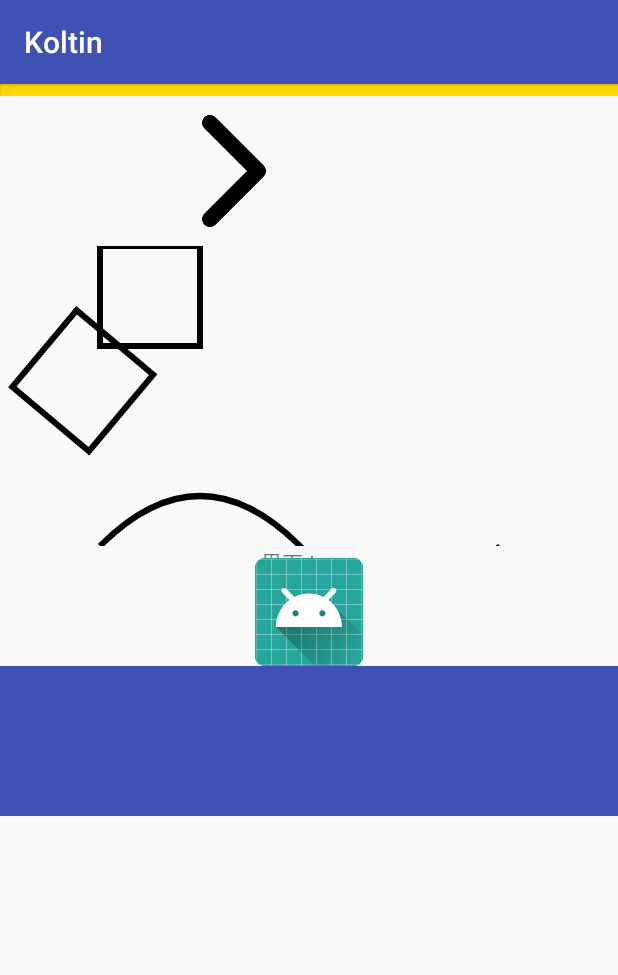
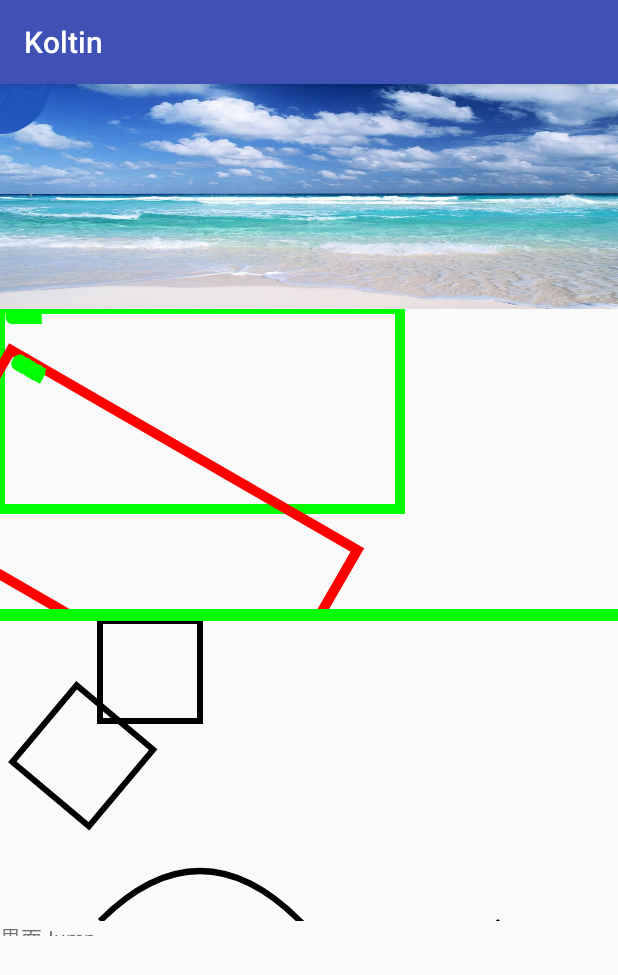
Before and after one commit to zb666/KoltinProject, an Android app: the screen it shows after launch (DrawViewActivity), on a phone screen of 412 x 824 dp. Shown: the top 975 px of the screen. Run offline under Robolectric (Android 15) with nearby library versions, the phone set to English and light mode, and no system bars; libraries missing offline, so code that uses them is left out: com.lzy.okgo, retrofit2.adapter.rxjava.

Commit message:
望远镜功能

```diff
--- a/app/build.gradle
+++ b/app/build.gradle
@@ -25,10 +25,13 @@ dependencies {
     implementation 'com.android.support:appcompat-v7:28.0.0-rc02'
     implementation 'com.android.support.constraint:constraint-layout:1.1.3'
     testImplementation 'junit:junit:4.12'
+    implementation 'com.squareup.retrofit2:adapter-rxjava:2.3.0'
     implementation 'com.github.CymChad:BaseRecyclerViewAdapterHelper:2.9.30'
     androidTestImplementation 'com.android.support.test:runner:1.0.2'
     androidTestImplementation 'com.android.support.test.espresso:espresso-core:3.0.2'
     implementation 'com.github.bumptech.glide:glide:4.8.0'
     compile 'org.jetbrains.kotlin:kotlin-reflect:1.2.30'
+    compile 'com.lzy.net:okgo:2.0.0'
     implementation 'com.android.support:design:28.0.0-rc02'
+    implementation 'com.squareup.retrofit2:retrofit:2.4.0'
 }
--- a/app/src/main/java/com/tianli/litemall/koltinproject/activity/DrawViewActivity.java
+++ b/app/src/main/java/com/tianli/litemall/koltinproject/activity/DrawViewActivity.java
@@ -11,20 +11,30 @@ import android.os.Build;
 import android.os.Bundle;
 import android.provider.MediaStore;
 import android.support.annotation.Nullable;
+import android.support.annotation.RequiresApi;
 import android.support.v4.app.ActivityCompat;
 import android.support.v4.content.ContextCompat;
 import android.support.v4.content.FileProvider;
 import android.support.v7.app.AppCompatActivity;
+import android.support.v7.widget.RecyclerView;
+import android.view.MotionEvent;
 import android.view.View;
+import android.view.ViewGroup;
 import android.widget.ImageView;
 import android.widget.LinearLayout;
 import android.widget.ListView;
+import android.widget.TextView;
 
+import com.lzy.okgo.OkGo;
 import com.tianli.litemall.koltinproject.MainActivity;
 import com.tianli.litemall.koltinproject.R;
 import com.tianli.litemall.koltinproject.kotlinview.BeizerWaveView;
 
 import java.lang.ref.WeakReference;
+
+import okhttp3.Dispatcher;
+import retrofit2.Retrofit;
+import retrofit2.adapter.rxjava.RxJavaCallAdapterFactory;
 
 public class DrawViewActivity extends AppCompatActivity {
 
@@ -35,15 +45,12 @@ public class DrawViewActivity extends AppCompatActivity {
     private static final int CHOOSE_PHONE = 2;
     private ImageView imageView;
 
-
+    @RequiresApi(api = Build.VERSION_CODES.KITKAT)
     @Override
     protected void onCreate(@Nullable Bundle savedInstanceState) {
         super.onCreate(savedInstanceState);
         setContentView(R.layout.activity_drawview);
         imageView = findViewById(R.id.imageview);
-
-        BeizerWaveView beizerWaveView = findViewById(R.id.beizerView);
-        beizerWaveView.startAnim();
 
         findViewById(R.id.textview).setOnClickListener(new View.OnClickListener() {
             @Override
@@ -51,8 +58,13 @@ public class DrawViewActivity extends AppCompatActivity {
                 startAdd();
             }
         });
+        TextView textView = findViewById(R.id.textview);
 
-        beizerWaveView.setWaveColor();
+        LinearLayout.LayoutParams layoutParams = new LinearLayout.LayoutParams(new LinearLayout.LayoutParams(LinearLayout.LayoutParams.WRAP_CONTENT, LinearLayout.LayoutParams.WRAP_CONTENT));
+        layoutParams.bottomMargin = 300;
+
+        textView.setLayoutParams(layoutParams);
+
 
     }
 
@@ -103,4 +115,14 @@ public class DrawViewActivity extends AppCompatActivity {
         startActivity(intentToTakePhoto);
     }
 
+    @Override
+    public boolean dispatchTouchEvent(MotionEvent ev) {
+        return super.dispatchTouchEvent(ev);
+    }
+
+    @Override
+    public boolean onTouchEvent(MotionEvent event) {
+        return super.onTouchEvent(event);
+    }
+
 }
--- a/app/src/main/java/com/tianli/litemall/koltinproject/kotlinview/BeizerWaveView.java
+++ b/app/src/main/java/com/tianli/litemall/koltinproject/kotlinview/BeizerWaveView.java
@@ -53,7 +53,7 @@ public class BeizerWaveView extends View {
         setLayerType(View.LAYER_TYPE_NONE, null);
 
         mTopBitmap = BitmapFactory.decodeResource(getResources(), R.drawable.sample_footer_loading);
-        mBottomBitmap = BitmapFactory.decodeResource(getResources(), R.mipmap.icon_arrow);
+        mBottomBitmap = BitmapFactory.decodeResource(getResources(), R.drawable.bbb);
 
     }
 
--- /dev/null
+++ b/app/src/main/java/com/tianli/litemall/koltinproject/kotlinview/CircleClipView.java
@@ -0,0 +1,74 @@
+package com.tianli.litemall.koltinproject.kotlinview;
+
+import android.content.Context;
+import android.graphics.Bitmap;
+import android.graphics.BitmapFactory;
+import android.graphics.Canvas;
+import android.graphics.Color;
+import android.graphics.Paint;
+import android.graphics.Path;
+import android.graphics.Rect;
+import android.support.annotation.Nullable;
+import android.support.v7.app.AppCompatActivity;
+import android.support.v7.widget.AppCompatImageView;
+import android.util.AttributeSet;
+import android.view.View;
+import android.widget.ImageView;
+
+import com.tianli.litemall.koltinproject.R;
+
+public class CircleClipView extends AppCompatImageView {
+
+    private Path mClipPath;
+    private Bitmap bitmap;
+    private Rect rect;
+
+    public CircleClipView(Context context) {
+        this(context,null);
+    }
+
+    public CircleClipView(Context context, @Nullable AttributeSet attrs) {
+        this(context, attrs,0);
+    }
+
+    public CircleClipView(Context context, @Nullable AttributeSet attrs, int defStyleAttr) {
+        super(context, attrs, defStyleAttr);
+        init();
+    }
+
+    private void init() {
+        mClipPath = new Path();
+        bitmap = BitmapFactory.decodeResource(getResources(), R.drawable.swapforfun);
+        mClipPath.addCircle(bitmap.getWidth()/4,bitmap.getHeight()/4,bitmap.getHeight()/2, Path.Direction.CW);
+        rect = new Rect(0,0,400,200);
+    }
+
+    @Override
+    protected void onDraw(Canvas canvas) {
+        super.onDraw(canvas);
+        //构造两个画笔，一个红色，一个绿色
+        Paint paint_green = generatePaint(Color.GREEN, Paint.Style.STROKE, 10);
+        Paint paint_red   = generatePaint(Color.RED, Paint.Style.STROKE, 10);
+
+        canvas.drawRect(rect,paint_green);
+        canvas.save();
+        canvas.rotate(30);
+
+        canvas.translate(30,30);
+        canvas.drawRect(rect,paint_red);
+        canvas.drawText("aaaa",10,10,paint_green);
+        canvas.restore();
+        canvas.drawText("aaaa",10,10,paint_green);
+
+    }
+
+    private Paint generatePaint(int color, Paint.Style style, int width)
+    {
+        Paint paint = new Paint();
+        paint.setColor(color);
+        paint.setStyle(style);
+        paint.setStrokeWidth(width);
+        return paint;
+    }
+
+}
--- /dev/null
+++ b/app/src/main/java/com/tianli/litemall/koltinproject/kotlinview/ClipView.kt
@@ -0,0 +1,49 @@
+package com.tianli.litemall.koltinproject.kotlinview
+
+import android.annotation.SuppressLint
+import android.content.Context
+import android.graphics.*
+import android.util.AttributeSet
+import android.view.MotionEvent
+import android.view.View
+import com.tianli.litemall.koltinproject.LogUtils
+
+class ClipView @JvmOverloads constructor(context: Context, attrs: AttributeSet? = null, defStyleAttr: Int = 0) : View(context, attrs, defStyleAttr) {
+
+    private var mPath = Path()
+
+    private val mPaint = Paint()
+
+    init {
+        with(mPaint) {
+            color = Color.GREEN
+            strokeWidth = 20f
+            flags = Paint.ANTI_ALIAS_FLAG
+        }
+    }
+
+    @SuppressLint("ClickableViewAccessibility")
+    override fun onTouchEvent(event: MotionEvent): Boolean {
+        val action = event.action
+          when(action) {
+            MotionEvent.ACTION_MOVE -> {
+                mPath.addCircle(event.x, event.y, 50f, Path.Direction.CW)
+                invalidate()
+                return true
+            }
+            else ->{
+                return false
+            }
+        }
+    }
+
+    override fun onDraw(canvas: Canvas) {
+        with(canvas) {
+            drawColor(Color.GREEN)
+            clipPath(mPath)
+            LogUtils.showLog("绘制")
+            super.onDraw(canvas)
+        }
+    }
+
+}
--- /dev/null
+++ b/app/src/main/java/com/tianli/litemall/koltinproject/kotlinview/TelSeaView.java
@@ -0,0 +1,94 @@
+package com.tianli.litemall.koltinproject.kotlinview;
+
+import android.content.Context;
+import android.graphics.Bitmap;
+import android.graphics.BitmapFactory;
+import android.graphics.BitmapShader;
+import android.graphics.Canvas;
+import android.graphics.Color;
+import android.graphics.Paint;
+import android.graphics.Rect;
+import android.graphics.RectF;
+import android.graphics.Shader;
+import android.support.annotation.Nullable;
+import android.util.AttributeSet;
+import android.view.MotionEvent;
+import android.view.View;
+
+import com.tianli.litemall.koltinproject.R;
+
+import retrofit2.http.PATCH;
+
+public class TelSeaView extends View {
+
+    private Paint mPaint;
+    private Bitmap mBitmap, mSeaBitmap;
+    private int mDx, mDy;
+    private Canvas mCanvas;
+    private Bitmap bitmapBG;
+    private Canvas canvasBG;
+
+    public TelSeaView(Context context) {
+        this(context, null);
+    }
+
+    public TelSeaView(Context context, @Nullable AttributeSet attrs) {
+        this(context, attrs, 0);
+    }
+
+    public TelSeaView(Context context, @Nullable AttributeSet attrs, int defStyleAttr) {
+        super(context, attrs, defStyleAttr);
+        init();
+    }
+
+    private void init() {
+        mPaint = new Paint(Paint.ANTI_ALIAS_FLAG);
+        mPaint.setStrokeWidth(30);
+        mPaint.setColor(Color.WHITE );
+
+        mSeaBitmap = BitmapFactory.decodeResource(getResources(), R.drawable.sea);
+
+        mPaint.setShader(new BitmapShader(mSeaBitmap, Shader.TileMode.MIRROR, Shader.TileMode.MIRROR));
+
+    }
+
+    @Override
+    public boolean onTouchEvent(MotionEvent event) {
+        int action = event.getAction();
+        switch (action) {
+            case MotionEvent.ACTION_DOWN:
+                mDx = (int) event.getX();
+                mDy = (int) event.getY();
+                postInvalidate();
+                return true;
+            case MotionEvent.ACTION_MOVE:
+                mDx = (int) event.getX();
+                mDy = (int) event.getY();
+                break;
+            case MotionEvent.ACTION_UP:
+            case MotionEvent.ACTION_CANCEL:
+                mDx = 0;
+                mDy = 0;
+                break;
+        }
+        postInvalidate();
+        return super.onTouchEvent(event);
+    }
+
+    @Override
+    protected void onDraw(Canvas canvas) {
+        super.onDraw(canvas);
+//        canvas.drawBitmap(mSeaBitmap, 0, 0, mPaint);
+        if (bitmapBG == null) {
+            //绘制背景色
+            bitmapBG = BitmapFactory.decodeResource(getResources(), R.drawable.sea).copy(Bitmap.Config.ARGB_8888,true);
+            //创建画布 绑定bitmap图像 自己生成的图像需要暂时保存到到bitmap中
+            canvasBG = new Canvas(bitmapBG);
+            //并且关联到当前的bitmap上
+            canvasBG.drawBitmap(mSeaBitmap, null, new Rect(0, 0, getWidth(), getHeight()), mPaint);
+        }
+        //将生成的"bitmap图像"绑定到画布上
+        canvas.drawBitmap(bitmapBG,0,0,mPaint);
+        canvas.drawCircle(mDx,mDy,50,mPaint);
+    }
+}
--- a/app/src/main/res/layout/activity_drawview.xml
+++ b/app/src/main/res/layout/activity_drawview.xml
@@ -1,24 +1,21 @@
 <?xml version="1.0" encoding="utf-8"?>
-<ScrollView xmlns:android="http://schemas.android.com/apk/res/android"
-    xmlns:app="http://schemas.android.com/apk/res-auto"
+<LinearLayout android:orientation="vertical"
     android:layout_width="match_parent"
-    android:layout_height="match_parent"
-    android:orientation="vertical">
+    android:layout_height="wrap_content"
+    xmlns:android="http://schemas.android.com/apk/res/android">
 
-    <LinearLayout
-        android:orientation="vertical"
-        android:layout_width="match_parent"
-        android:layout_height="wrap_content">
+        <com.tianli.litemall.koltinproject.kotlinview.TelSeaView
+            android:layout_width="match_parent"
+            android:layout_height="150dp" />
 
-        <com.tianli.litemall.koltinproject.kotlinview.EraseViewMul
+        <com.tianli.litemall.koltinproject.kotlinview.CircleClipView
+            android:layout_width="match_parent"
+            android:layout_height="200dp" />
+
+        <com.tianli.litemall.koltinproject.kotlinview.ClipView
             android:layout_width="match_parent"
             android:layout_height="@dimen/dp_72" />
 
-        <com.tianli.litemall.koltinproject.kotlinview.BeizerWaveView
-            android:id="@+id/beizerView"
-            android:layout_gravity="center_horizontal"
-            android:layout_width="200dp"
-            android:layout_height="100dp" />
 
         <com.tianli.litemall.koltinproject.kotlinview.CanvasView
             android:layout_width="match_parent"
@@ -46,5 +43,3 @@
             android:layout_width="match_parent"
             android:layout_height="100dp"/>
     </LinearLayout>
-
-</ScrollView>
```
Also changed, not shown: app/src/main/java/com/tianli/litemall/koltinproject/kotlinview/GG.java (added, +60 -0 lines), app/src/main/res/drawable/sea.jpeg (added).
